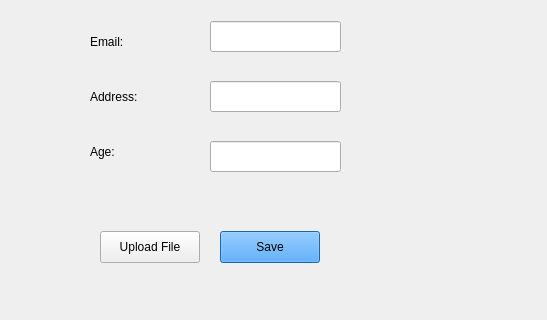
Qt form CuringCamPAINS/gui/contactsgui.ui (CS-205-S22/CuringCamPAINS) before a commit; both pictures show x 101 to 648 and y 260 to 580 of the 648 by 580 pixel window.
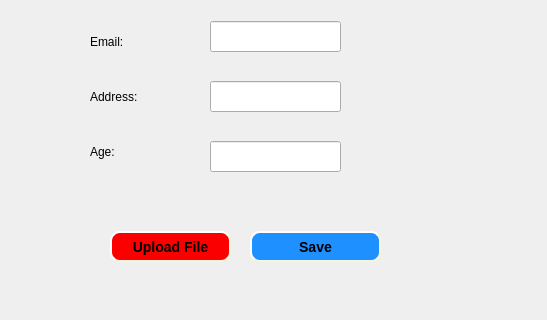
The same form after that commit.

Diff of the .ui file:
```diff
--- a/CuringCamPAINS/gui/contactsgui.ui
+++ b/CuringCamPAINS/gui/contactsgui.ui
@@ -53,14 +53,21 @@
       <widget class="QPushButton" name="pushButton_save">
        <property name="geometry">
         <rect>
-         <x>310</x>
+         <x>340</x>
          <y>480</y>
-         <width>100</width>
-         <height>32</height>
+         <width>131</width>
+         <height>31</height>
         </rect>
        </property>
        <property name="styleSheet">
-        <string notr="true">background-color:rgb(30,144,255);</string>
+        <string notr="true">background-color:rgb(30,144,255);
+background-color:rgb(30,144,255);
+    border-style: outset;
+    border-width: 2px;
+    border-radius: 10px;
+    border-color: beige;
+    font: bold 14px;
+</string>
        </property>
        <property name="text">
         <string>Save</string>
@@ -92,12 +99,21 @@
       <widget class="QPushButton" name="pushButton_uploadFile">
        <property name="geometry">
         <rect>
-         <x>190</x>
+         <x>200</x>
          <y>480</y>
-         <width>100</width>
-         <height>32</height>
+         <width>121</width>
+         <height>31</height>
         </rect>
        </property>
+       <property name="styleSheet">
+        <string notr="true">background-color:rgb(250,0,0);
+    border-style: outset;
+    border-width: 2px;
+    border-radius: 10px;
+    border-color: beige;
+    font: bold 14px;
+</string>
+       </property>
        <property name="text">
         <string>Upload File</string>
        </property>
```
